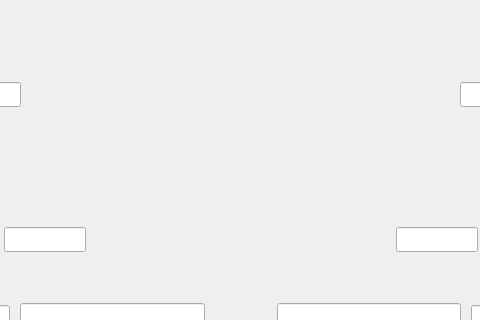
Old version of the form Poker/Visuals/Gamewindow/gamewindow.ui in the repository Cenzito/Poker; both pictures show x 263 to 743 and y 155 to 475 of the 1007 by 760 pixel window.
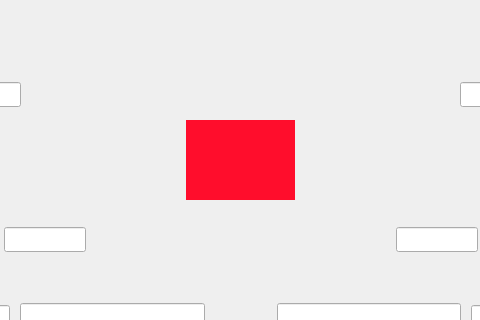
New version of the form. Icons and pictures are not drawn.

```diff
--- a/Poker/Visuals/Gamewindow/gamewindow.ui
+++ b/Poker/Visuals/Gamewindow/gamewindow.ui
@@ -769,8 +769,15 @@
           <height>80</height>
          </size>
         </property>
+        <property name="maximumSize">
+         <size>
+          <width>120</width>
+          <height>16777215</height>
+         </size>
+        </property>
         <property name="styleSheet">
-         <string notr="true">background: None;</string>
+         <string notr="true">background: None;
+background-color: rgb(255, 13, 44);</string>
         </property>
         <property name="text">
          <string/>
```
